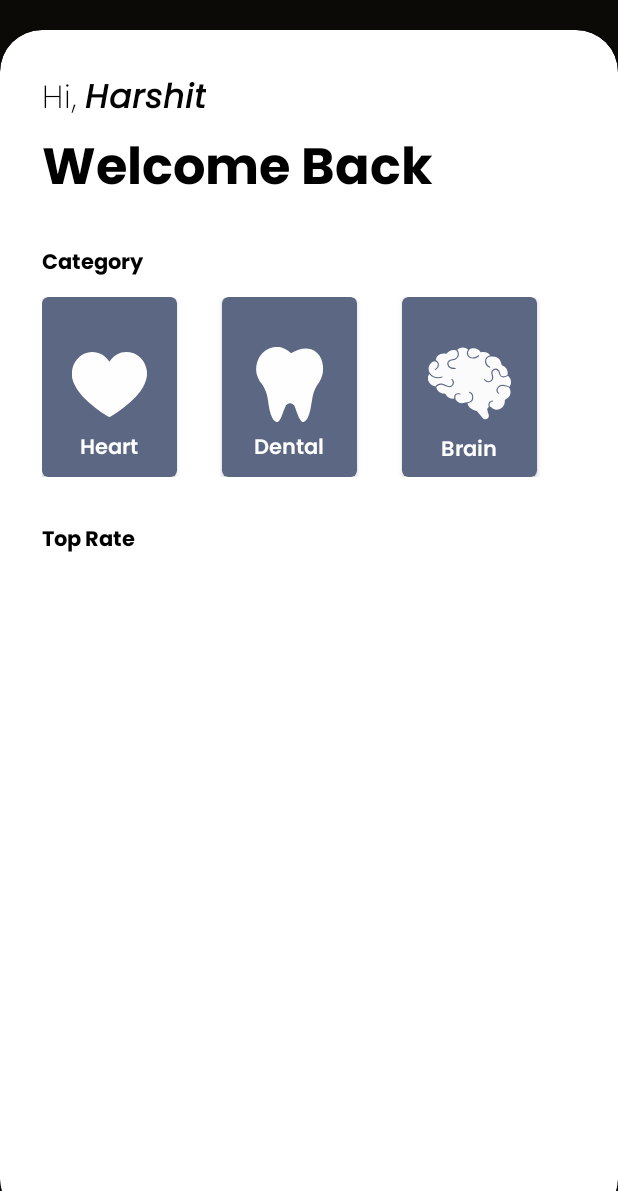
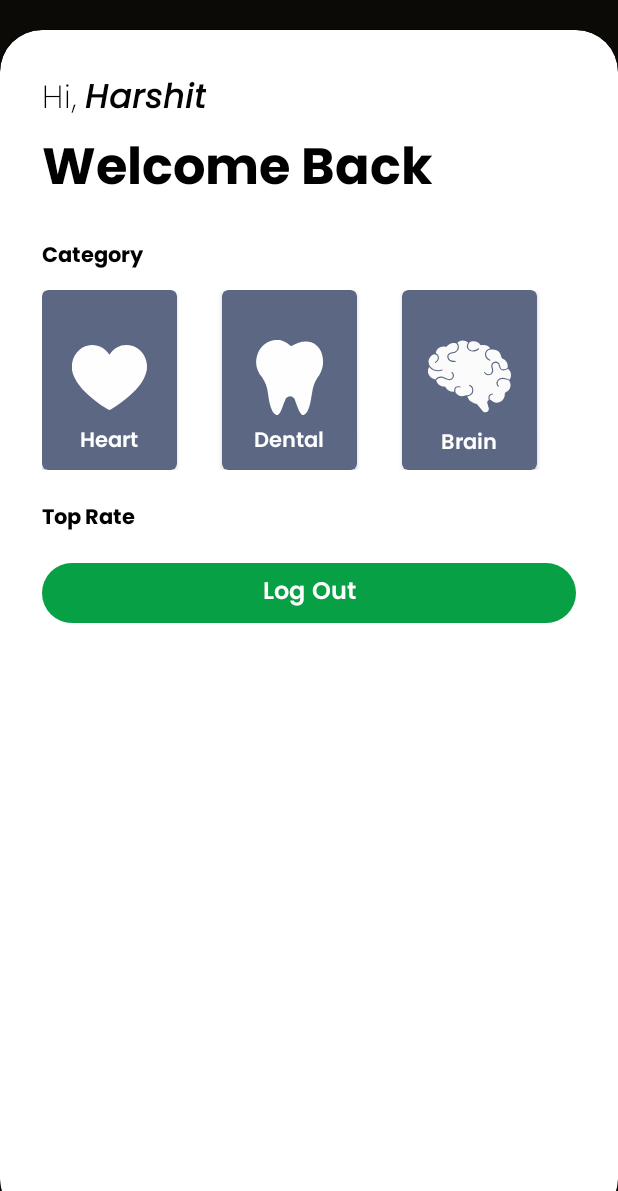
Before and after one commit to therev2/Doctorifyy, an Android app: the HomePage screen opened directly, with no data from a screen before it, after a tap on "Heart", on a phone screen of 412 x 824 dp, the part 45-1236 px from its top. Run offline under Robolectric (Android 15) with nearby library versions, the light colour scheme and no system bars; our stand-ins replace Firebase (no records; nobody signed in at launch, a user with empty details on screens opened directly); libraries missing offline, so code that uses them is left out: io.grpc.

Commit message:
logout button implemented

```diff
--- a/app/src/main/java/com/example/myapplication/HomePage.java
+++ b/app/src/main/java/com/example/myapplication/HomePage.java
@@ -1,10 +1,15 @@
 package com.example.myapplication;
 
 
+import android.annotation.SuppressLint;
+import android.content.Intent;
+import android.content.SharedPreferences;
 import android.os.Bundle;
 import android.view.View;
 
+import android.widget.Button;
 import android.widget.LinearLayout;
+import android.widget.Toast;
 
 
 import androidx.activity.EdgeToEdge;
@@ -39,7 +44,8 @@ public class HomePage extends AppCompatActivity implements View.OnClickListener
     Myadapter myAdapter;
     ArrayList<HelperClass> list;
     CardView card1, card2, card3, card4, card5;
-
+    Button logout_btn;
+    public static final String SHARED_PREFS="sharedPrefs";
 
 
     @Override
@@ -51,11 +57,28 @@ public class HomePage extends AppCompatActivity implements View.OnClickListener
 
     }
 
+    @SuppressLint("MissingInflatedId")
     @Override
     protected void onCreate(Bundle savedInstanceState) {
         super.onCreate(savedInstanceState);
         EdgeToEdge.enable(this);
         setContentView(R.layout.activity_home_page);
+
+        logout_btn = findViewById(R.id.logout_pat);
+
+        logout_btn.setOnClickListener(new View.OnClickListener() {
+            @Override
+            public void onClick(View v) {
+                Toast.makeText(HomePage.this,"Log out Successful",Toast.LENGTH_SHORT).show();
+                SharedPreferences sharedPreferences = getSharedPreferences(SHARED_PREFS, MODE_PRIVATE);
+                SharedPreferences.Editor editor = sharedPreferences.edit();
+                editor.putString("remember", "false");
+                editor.apply();
+                Intent intent = new Intent(HomePage.this, MainActivity.class);
+                startActivity(intent);
+
+            }
+        });
 
 
 
--- a/app/src/main/java/com/example/myapplication/otp_screen.java
+++ b/app/src/main/java/com/example/myapplication/otp_screen.java
@@ -2,6 +2,7 @@ package com.example.myapplication;
 
 import android.content.Intent;
 
+import android.content.SharedPreferences;
 import android.os.Bundle;
 import android.util.Log;
 import android.view.View;
@@ -41,6 +42,7 @@ public class otp_screen extends AppCompatActivity {
     TextView resend_otp;
     String verification_code;
     PhoneAuthProvider.ForceResendingToken ResendingToken;
+    public static final String SHARED_PREFS="sharedPrefs";
 
     Button verify_btn;
     FirebaseAuth mAuth = FirebaseAuth.getInstance();
@@ -200,6 +202,10 @@ public class otp_screen extends AppCompatActivity {
                     public void onComplete(@NonNull Task<Void> task) {
                         if (task.isSuccessful()) {
                             Toast.makeText(getApplicationContext(), "Registration Successful", Toast.LENGTH_LONG).show();
+                            SharedPreferences sharedPreferences = getSharedPreferences(SHARED_PREFS, MODE_PRIVATE);
+                            SharedPreferences.Editor editor = sharedPreferences.edit();
+                            editor.putString("remember", "true");
+                            editor.apply();
                         } else {
                             Toast.makeText(getApplicationContext(), "Registration Failed", Toast.LENGTH_LONG).show();
                         }
--- a/app/src/main/res/layout/activity_home_page.xml
+++ b/app/src/main/res/layout/activity_home_page.xml
@@ -95,7 +95,7 @@
                 android:id="@+id/G"
 
                 android:layout_width="wrap_content"
-                android:layout_height="20dp" />
+                android:layout_height="15dp" />
 
             <TextView
                 android:layout_width="wrap_content"
@@ -104,7 +104,8 @@
 
                 android:text="Category"
                 android:textColor="@color/black"
-                android:textSize="14dp" />
+                android:textSize="14dp"
+                tools:ignore="TextSizeCheck" />
 
             <View
                 android:id="@+id/P"
@@ -340,7 +341,7 @@
                 android:id="@+id/P1"
 
                 android:layout_width="wrap_content"
-                android:layout_height="30dp" />
+                android:layout_height="20dp" />
 
             <TextView
                 android:layout_width="wrap_content"
@@ -371,6 +372,16 @@
             </LinearLayout>
 
 
+            <Button
+                android:id="@+id/logout_pat"
+                android:layout_width="match_parent"
+                android:layout_height="wrap_content"
+                android:layout_marginTop="3dp"
+                android:fontFamily="@font/regular_semi_bold"
+                android:text="Log Out"
+                android:textSize="16dp"></Button>
+
+
         </LinearLayout>
     </androidx.cardview.widget.CardView>
 
--- a/gradle/libs.versions.toml
+++ b/gradle/libs.versions.toml
@@ -1,5 +1,5 @@
 [versions]
-agp = "8.3.0"
+agp = "8.3.1"
 junit = "4.13.2"
 junitVersion = "1.1.5"
 espressoCore = "3.5.1"
```
